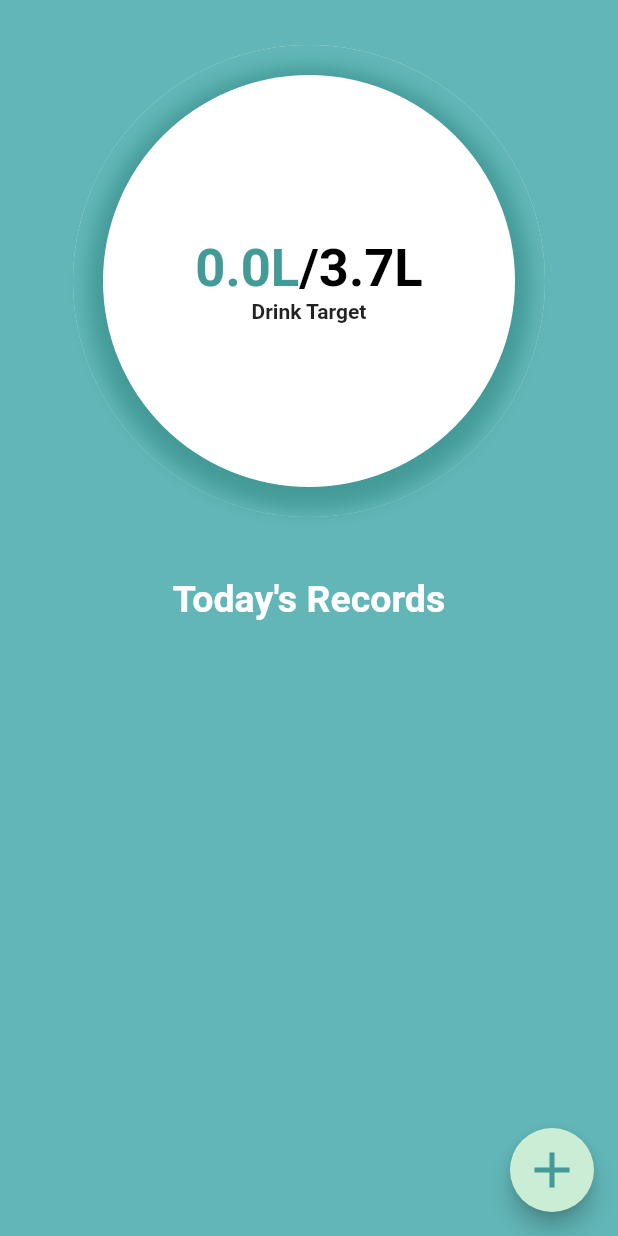
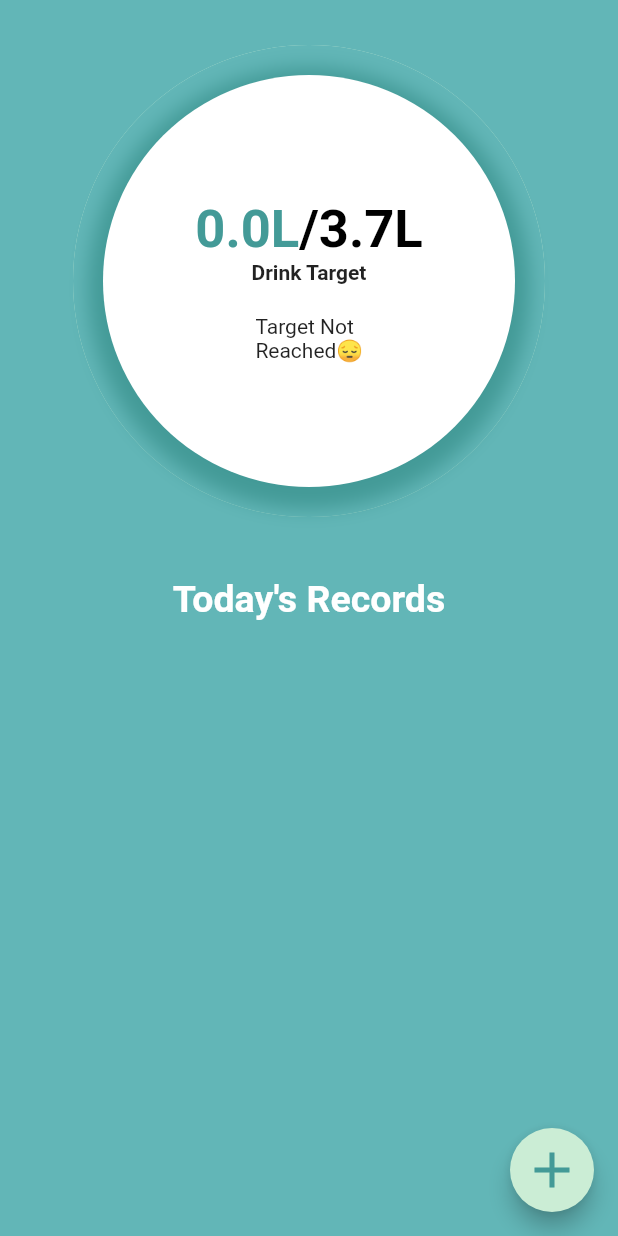
Before and after one commit to JeetDalal/water-tracker, a Flutter app: the screen it shows after launch, on a phone screen of 412 x 824 dp. Run offline on Flutter 3.47's test engine with Material 2 defaults, Android fonts, the phone set to English and light mode, and no system bars; drawn by our look-alikes of percent_indicator; our stand-ins replace cloud_firestore, firebase_core; accounts and stored records are empty.

Commit message:
App Completed almost

```diff
--- a/lib/modals/water_info.dart
+++ b/lib/modals/water_info.dart
@@ -62,4 +62,12 @@ class WaterInfoList with ChangeNotifier {
         .doc(snapshot.data!.docs[index].id)
         .delete();
   }
+
+  String result(double amountOfWaterDrank) {
+    if (amountOfWaterDrank < 3.7) {
+      return "Target Not\nReached😔";
+    } else {
+      return "Congrats!|You have\nreached your target🥳";
+    }
+  }
 }
--- a/lib/screens/home.dart
+++ b/lib/screens/home.dart
@@ -54,7 +54,9 @@ class _HomePageState extends State<HomePage> {
                         progressColor: const Color(0xff62B6B7),
                         lineWidth: 20,
                         animation: true,
-                        percent: 1 - (_waterAmt / (3.7 * 1000)),
+                        percent: (1 - (_waterAmt / (3.7 * 1000))) < 0
+                            ? 0
+                            : (1 - (_waterAmt / (3.7 * 1000))),
                         radius: MediaQuery.of(context).size.width / 3 + 20,
                         center: Container(
                           height: MediaQuery.of(context).size.height / 3,
@@ -98,6 +100,12 @@ class _HomePageState extends State<HomePage> {
                                 const Text(
                                   "Drink Target",
                                   style: TextStyle(fontWeight: FontWeight.bold),
+                                ),
+                                Padding(
+                                  padding: const EdgeInsets.only(top: 20),
+                                  child: Text(
+                                    waterInfoList.result(_waterAmt / 1000),
+                                  ),
                                 ),
                               ],
                             ),
```
